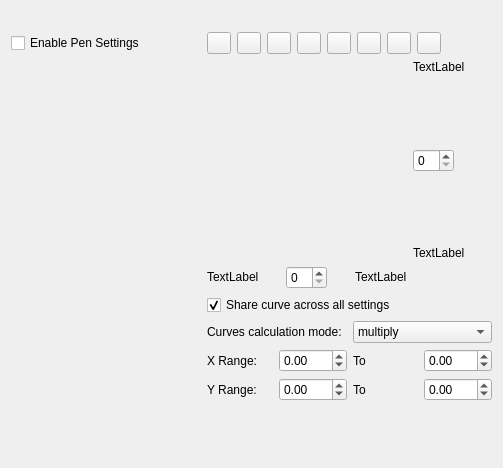
Above: plugins/paintops/libpaintop/forms/wdgcurveoption.ui from KDE/krita before the change. Below: the same form after it.
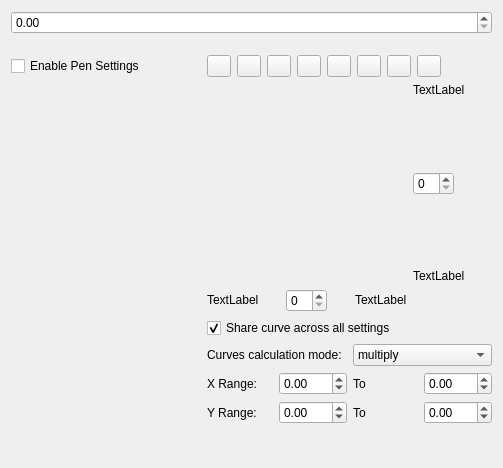
That is the form after the change. Custom widgets are drawn as their Qt base class.

Commit message:
ui: Fix Designer not rendering KisDoubleSliderSpinBox as QDoubleSpinBox
Part-of: <https://invent.kde.org/graphics/krita/-/merge_requests/1742>

```diff
--- a/plugins/paintops/libpaintop/forms/wdgcurveoption.ui
+++ b/plugins/paintops/libpaintop/forms/wdgcurveoption.ui
@@ -625,7 +625,7 @@
  <customwidgets>
   <customwidget>
    <class>KisDoubleSliderSpinBox</class>
-   <extends>QWidget</extends>
+   <extends>QDoubleSpinBox</extends>
    <header>kis_slider_spin_box.h</header>
    <container>1</container>
   </customwidget>
```
The commit also changes 54 other files.
